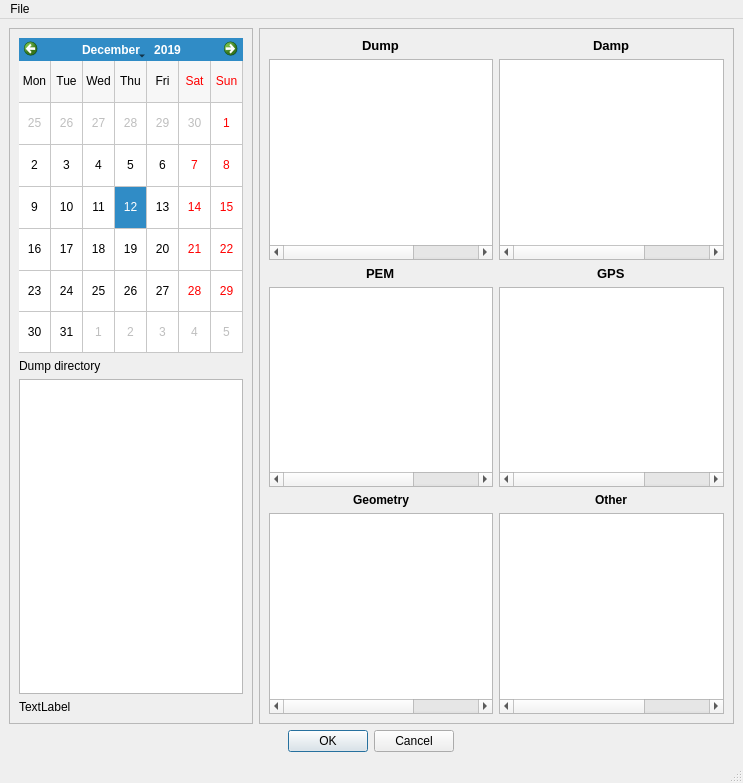
First picture: the form in src/qt_ui/unpacker.ui, repository Eric-Meunier/Processor-Suite, before the edit.
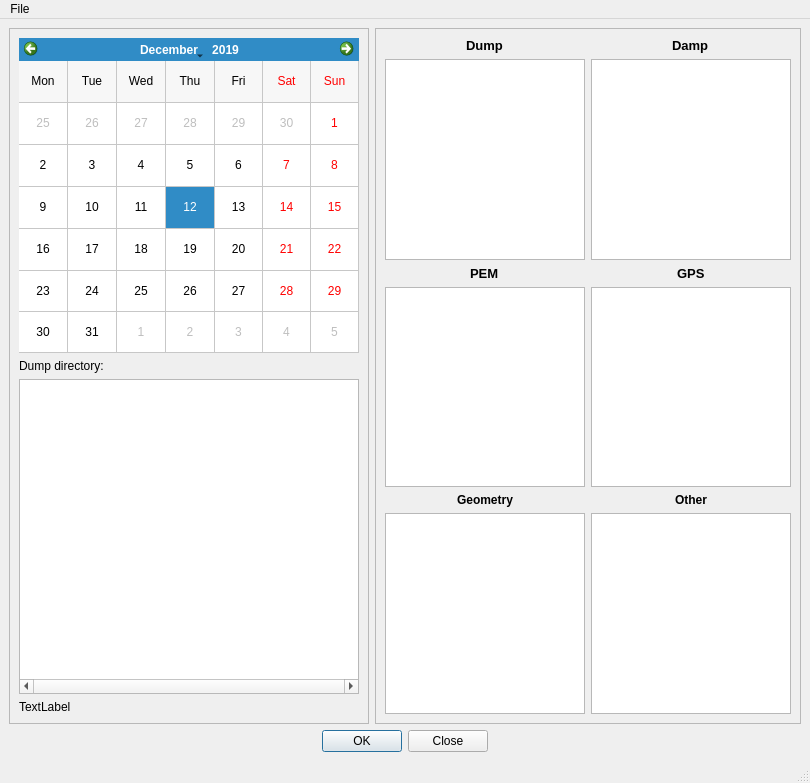
Second picture: the form after the edit. Custom widgets are drawn as their Qt base class.

Commit message: Created Unpacker.

Patch:
```diff
--- a/src/qt_ui/unpacker.ui
+++ b/src/qt_ui/unpacker.ui
@@ -6,7 +6,7 @@
    <rect>
     <x>0</x>
     <y>0</y>
-    <width>743</width>
+    <width>810</width>
     <height>783</height>
    </rect>
   </property>
@@ -49,6 +49,9 @@
        </item>
        <item row="2" column="0">
         <widget class="QTreeView" name="dir_tree">
+         <property name="horizontalScrollBarPolicy">
+          <enum>Qt::ScrollBarAlwaysOn</enum>
+         </property>
          <property name="autoExpandDelay">
           <number>0</number>
          </property>
@@ -69,7 +72,7 @@
        <item row="1" column="0">
         <widget class="QLabel" name="label_8">
          <property name="text">
-          <string>Dump directory</string>
+          <string>Dump directory:</string>
          </property>
         </widget>
        </item>
@@ -78,6 +81,12 @@
          <property name="text">
           <string>TextLabel</string>
          </property>
+         <property name="scaledContents">
+          <bool>true</bool>
+         </property>
+         <property name="wordWrap">
+          <bool>false</bool>
+         </property>
         </widget>
        </item>
       </layout>
@@ -155,10 +164,19 @@
          </property>
          <property name="maximumSize">
           <size>
-           <width>16777215</width>
+           <width>200</width>
            <height>16777215</height>
           </size>
          </property>
+         <property name="horizontalScrollBarPolicy">
+          <enum>Qt::ScrollBarAlwaysOff</enum>
+         </property>
+         <property name="autoScroll">
+          <bool>false</bool>
+         </property>
+         <property name="editTriggers">
+          <set>QAbstractItemView::NoEditTriggers</set>
+         </property>
          <property name="dragEnabled">
           <bool>true</bool>
          </property>
@@ -195,10 +213,14 @@
           <property name="text">
            <string>Directory</string>
           </property>
-         </column>
-         <column>
-          <property name="text">
-           <string>ID</string>
+          <property name="foreground">
+           <brush brushstyle="NoBrush">
+            <color alpha="0">
+             <red>0</red>
+             <green>0</green>
+             <blue>0</blue>
+            </color>
+           </brush>
           </property>
          </column>
         </widget>
@@ -219,10 +241,19 @@
          </property>
          <property name="maximumSize">
           <size>
-           <width>16777215</width>
+           <width>200</width>
            <height>16777215</height>
           </size>
          </property>
+         <property name="horizontalScrollBarPolicy">
+          <enum>Qt::ScrollBarAlwaysOff</enum>
+         </property>
+         <property name="autoScroll">
+          <bool>false</bool>
+         </property>
+         <property name="editTriggers">
+          <set>QAbstractItemView::NoEditTriggers</set>
+         </property>
          <property name="dragEnabled">
           <bool>true</bool>
          </property>
@@ -263,11 +294,6 @@
            <string>Directory</string>
           </property>
          </column>
-         <column>
-          <property name="text">
-           <string>ID</string>
-          </property>
-         </column>
         </widget>
        </item>
        <item row="3" column="0">
@@ -286,10 +312,19 @@
          </property>
          <property name="maximumSize">
           <size>
-           <width>16777215</width>
+           <width>200</width>
            <height>16777215</height>
           </size>
          </property>
+         <property name="horizontalScrollBarPolicy">
+          <enum>Qt::ScrollBarAlwaysOff</enum>
+         </property>
+         <property name="autoScroll">
+          <bool>false</bool>
+         </property>
+         <property name="editTriggers">
+          <set>QAbstractItemView::NoEditTriggers</set>
+         </property>
          <property name="dragEnabled">
           <bool>true</bool>
          </property>
@@ -327,11 +362,6 @@
            <string>Directory</string>
           </property>
          </column>
-         <column>
-          <property name="text">
-           <string>ID</string>
-          </property>
-         </column>
         </widget>
        </item>
        <item row="0" column="1" alignment="Qt::AlignHCenter">
@@ -364,10 +394,19 @@
          </property>
          <property name="maximumSize">
           <size>
-           <width>16777215</width>
+           <width>200</width>
            <height>16777215</height>
           </size>
          </property>
+         <property name="horizontalScrollBarPolicy">
+          <enum>Qt::ScrollBarAlwaysOff</enum>
+         </property>
+         <property name="autoScroll">
+          <bool>false</bool>
+         </property>
+         <property name="editTriggers">
+          <set>QAbstractItemView::NoEditTriggers</set>
+         </property>
          <property name="dragEnabled">
           <bool>true</bool>
          </property>
@@ -383,6 +422,9 @@
          <property name="selectionBehavior">
           <enum>QAbstractItemView::SelectRows</enum>
          </property>
+         <property name="showGrid">
+          <bool>false</bool>
+         </property>
          <attribute name="horizontalHeaderVisible">
           <bool>false</bool>
          </attribute>
@@ -402,11 +444,6 @@
            <string>Directory</string>
           </property>
          </column>
-         <column>
-          <property name="text">
-           <string>ID</string>
-          </property>
-         </column>
         </widget>
        </item>
        <item row="2" column="0" alignment="Qt::AlignHCenter">
@@ -431,6 +468,21 @@
            <height>200</height>
           </size>
          </property>
+         <property name="maximumSize">
+          <size>
+           <width>200</width>
+           <height>16777215</height>
+          </size>
+         </property>
+         <property name="horizontalScrollBarPolicy">
+          <enum>Qt::ScrollBarAlwaysOff</enum>
+         </property>
+         <property name="autoScroll">
+          <bool>false</bool>
+         </property>
+         <property name="editTriggers">
+          <set>QAbstractItemView::NoEditTriggers</set>
+         </property>
          <property name="dragEnabled">
           <bool>true</bool>
          </property>
@@ -446,6 +498,9 @@
          <property name="selectionBehavior">
           <enum>QAbstractItemView::SelectRows</enum>
          </property>
+         <property name="showGrid">
+          <bool>false</bool>
+         </property>
          <attribute name="horizontalHeaderVisible">
           <bool>false</bool>
          </attribute>
@@ -465,11 +520,6 @@
            <string>Directory</string>
           </property>
          </column>
-         <column>
-          <property name="text">
-           <string>ID</string>
-          </property>
-         </column>
         </widget>
        </item>
        <item row="4" column="1" alignment="Qt::AlignHCenter">
@@ -495,6 +545,21 @@
            <height>200</height>
           </size>
          </property>
+         <property name="maximumSize">
+          <size>
+           <width>200</width>
+           <height>16777215</height>
+          </size>
+         </property>
+         <property name="horizontalScrollBarPolicy">
+          <enum>Qt::ScrollBarAlwaysOff</enum>
+         </property>
+         <property name="autoScroll">
+          <bool>false</bool>
+         </property>
+         <property name="editTriggers">
+          <set>QAbstractItemView::NoEditTriggers</set>
+         </property>
          <property name="dragEnabled">
           <bool>true</bool>
          </property>
@@ -510,6 +575,9 @@
          <property name="selectionBehavior">
           <enum>QAbstractItemView::SelectRows</enum>
          </property>
+         <property name="showGrid">
+          <bool>false</bool>
+         </property>
          <attribute name="horizontalHeaderVisible">
           <bool>false</bool>
          </attribute>
@@ -529,11 +597,6 @@
            <string>Directory</string>
           </property>
          </column>
-         <column>
-          <property name="text">
-           <string>ID</string>
-          </property>
-         </column>
         </widget>
        </item>
       </layout>
@@ -545,7 +608,7 @@
        <enum>Qt::Horizontal</enum>
       </property>
       <property name="standardButtons">
-       <set>QDialogButtonBox::Cancel|QDialogButtonBox::Ok</set>
+       <set>QDialogButtonBox::Close|QDialogButtonBox::Ok</set>
       </property>
      </widget>
     </item>
@@ -556,7 +619,7 @@
     <rect>
      <x>0</x>
      <y>0</y>
-     <width>743</width>
+     <width>810</width>
      <height>21</height>
     </rect>
    </property>
@@ -582,6 +645,13 @@
    </property>
   </action>
  </widget>
+ <customwidgets>
+  <customwidget>
+   <class>UnpackerTable</class>
+   <extends>QTableWidget</extends>
+   <header>src.qt_py.custom_tables</header>
+  </customwidget>
+ </customwidgets>
  <resources/>
  <connections/>
 </ui>
```
Left out of the diff: 15 changed lines with no effect on the pictures. The commit also changes 4 other files.
